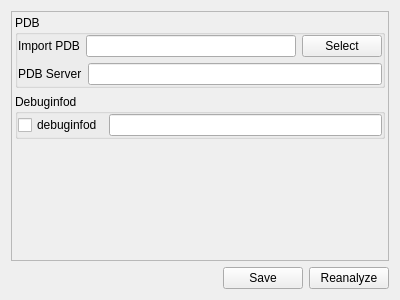
The window that src/dialogs/preferences/SymbolServers.ui (rizinorg/cutter) describes before a commit, drawn with Qt 5.
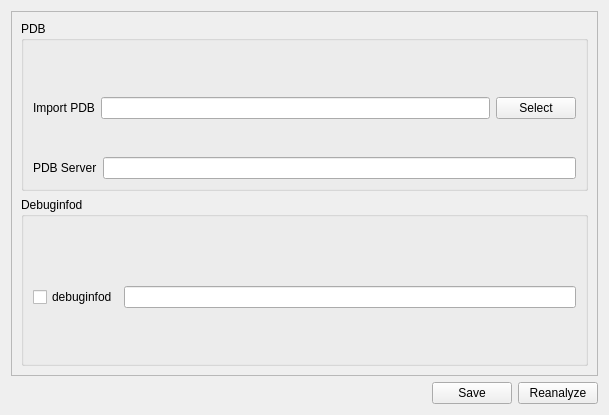
The same window after the commit.

Commit message: Ui changes; fixing messy layout in group boxes

```diff
--- a/src/dialogs/preferences/SymbolServers.ui
+++ b/src/dialogs/preferences/SymbolServers.ui
@@ -6,8 +6,8 @@
    <rect>
     <x>0</x>
     <y>0</y>
-    <width>400</width>
-    <height>300</height>
+    <width>609</width>
+    <height>415</height>
    </rect>
   </property>
   <property name="focusPolicy">
@@ -17,6 +17,9 @@
    <string>Form</string>
   </property>
   <layout class="QVBoxLayout" name="verticalLayout_2">
+   <property name="sizeConstraint">
+    <enum>QLayout::SizeConstraint::SetDefaultConstraint</enum>
+   </property>
    <item>
     <widget class="QScrollArea" name="scrollArea">
      <property name="widgetResizable">
@@ -27,40 +30,43 @@
        <rect>
         <x>0</x>
         <y>0</y>
-        <width>380</width>
-        <height>245</height>
+        <width>589</width>
+        <height>360</height>
        </rect>
       </property>
       <layout class="QVBoxLayout" name="verticalLayout">
+       <property name="sizeConstraint">
+        <enum>QLayout::SizeConstraint::SetDefaultConstraint</enum>
+       </property>
        <property name="leftMargin">
-        <number>3</number>
+        <number>9</number>
        </property>
        <property name="topMargin">
-        <number>3</number>
+        <number>9</number>
        </property>
        <property name="rightMargin">
-        <number>3</number>
+        <number>9</number>
        </property>
        <property name="bottomMargin">
-        <number>3</number>
+        <number>9</number>
        </property>
        <item>
-        <widget class="QGroupBox" name="groupBox">
+        <widget class="QGroupBox" name="pdbGroupBox">
          <property name="title">
           <string>PDB</string>
          </property>
          <layout class="QVBoxLayout" name="verticalLayout_4">
           <property name="leftMargin">
-           <number>0</number>
+           <number>9</number>
           </property>
           <property name="topMargin">
-           <number>0</number>
+           <number>24</number>
           </property>
           <property name="rightMargin">
-           <number>0</number>
+           <number>9</number>
           </property>
           <property name="bottomMargin">
-           <number>0</number>
+           <number>9</number>
           </property>
           <item>
            <layout class="QVBoxLayout" name="verticalLayout_3">
@@ -123,27 +129,30 @@
         </widget>
        </item>
        <item>
-        <widget class="QGroupBox" name="groupBox_2">
+        <widget class="QGroupBox" name="dwarfGroupBox">
          <property name="title">
           <string>Debuginfod</string>
          </property>
          <layout class="QVBoxLayout" name="verticalLayout_6">
+          <property name="spacing">
+           <number>6</number>
+          </property>
           <property name="leftMargin">
-           <number>0</number>
+           <number>9</number>
           </property>
           <property name="topMargin">
-           <number>0</number>
+           <number>24</number>
           </property>
           <property name="rightMargin">
-           <number>0</number>
+           <number>9</number>
           </property>
           <property name="bottomMargin">
-           <number>0</number>
+           <number>9</number>
           </property>
           <item>
            <layout class="QVBoxLayout" name="verticalLayout_5">
             <item>
-             <layout class="QHBoxLayout" name="horizontalLayout_6">
+             <layout class="QHBoxLayout" name="dbinfodHBox">
               <item>
                <widget class="QCheckBox" name="debuginfodCheckBox">
                 <property name="text">
@@ -161,19 +170,6 @@
          </layout>
         </widget>
        </item>
-       <item>
-        <spacer name="verticalSpacer">
-         <property name="orientation">
-          <enum>Qt::Orientation::Vertical</enum>
-         </property>
-         <property name="sizeHint" stdset="0">
-          <size>
-           <width>20</width>
-           <height>40</height>
-          </size>
-         </property>
-        </spacer>
-       </item>
       </layout>
      </widget>
     </widget>
```
